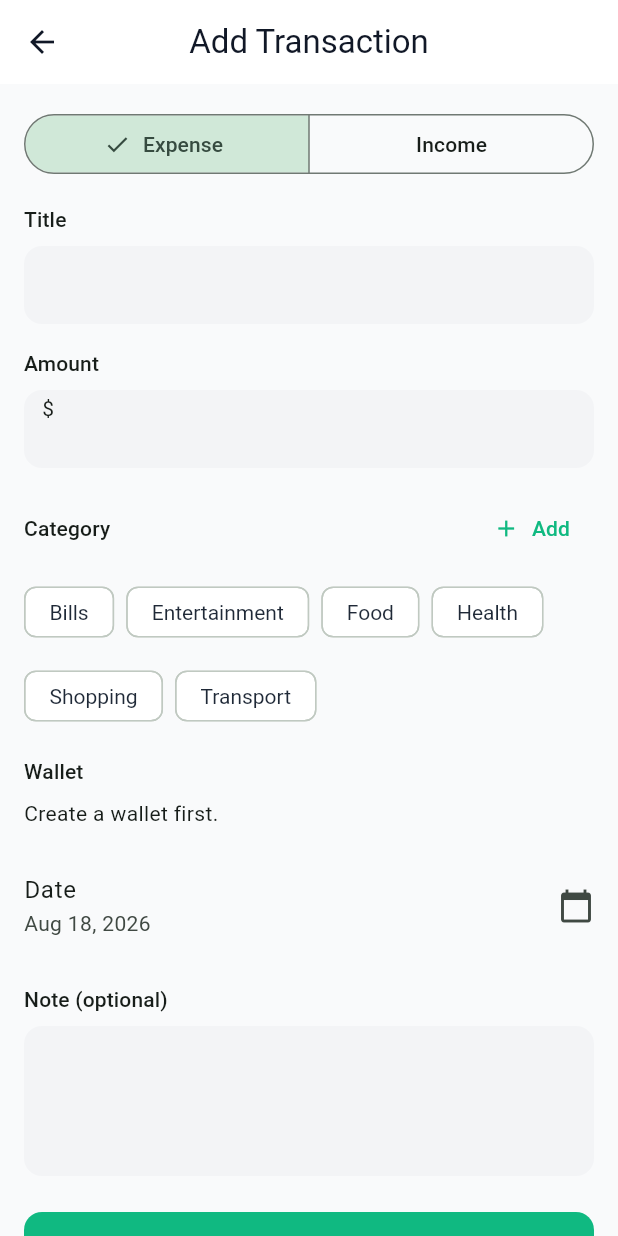
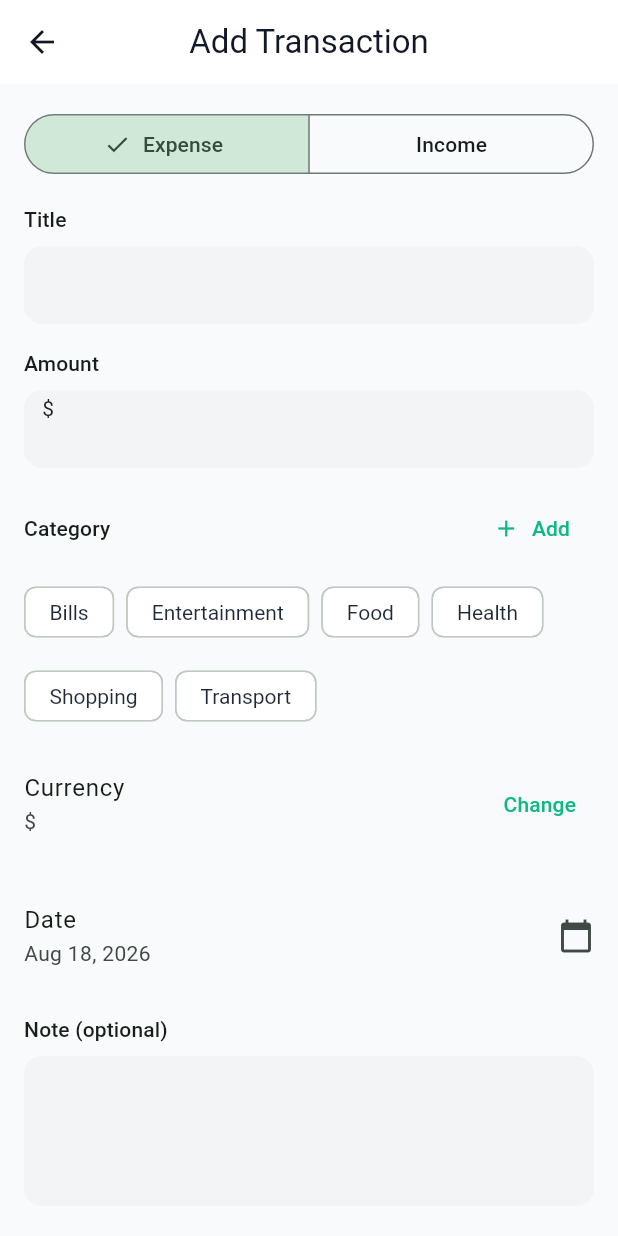
Before and after one commit to Haiderdogar/expensetracker, a Flutter app: the AddTransactionScreen screen opened directly, on a phone screen of 412 x 824 dp. Run offline on Flutter 3.47's test engine with Material 3 defaults, Android fonts, the phone set to English and light mode, and no system bars; our stand-ins replace file_picker, fl_chart, flutter_riverpod, flutter_secure_storage, local_auth, riverpod_annotation and 3 more; missing offline and left inert: currency_picker; accounts and stored records are empty; generated files the repository leaves out were written again.

Commit message:
Remove wallet selection from AddTransaction; integrate currency_picker and persist selection; update save logic (remove walletId)
Co-authored-by: Copilot <223556219+Copilot@users.noreply.github.com>

```diff
--- a/lib/views/transactions/add_transaction_screen.dart
+++ b/lib/views/transactions/add_transaction_screen.dart
@@ -6,6 +6,7 @@ import '../../core/utils/formatters.dart';
 import '../../providers/category_provider.dart';
 import '../../providers/transaction_provider.dart';
 import '../../providers/wallet_provider.dart';
+import 'package:currency_picker/currency_picker.dart';
 import '../../providers/database_provider.dart';
 import '../../providers/auth_provider.dart';
 import '../../widgets/custom_button.dart';
@@ -20,7 +21,6 @@ final _amountProvider = StateProvider.autoDispose<String>((ref) => '');
 final _noteProvider = StateProvider.autoDispose<String>((ref) => '');
 final _typeProvider = StateProvider.autoDispose<String>((ref) => 'expense');
 final _categoryIdProvider = StateProvider.autoDispose<String?>((ref) => null);
-final _walletIdProvider = StateProvider.autoDispose<String?>((ref) => null);
 final _dateProvider = StateProvider.autoDispose<DateTime>(
   (ref) => DateTime.now(),
 );
@@ -56,12 +56,10 @@ class AddTransactionScreen extends StatelessWidget {
         final note = ref.watch(_noteProvider);
         final type = ref.watch(_typeProvider);
         final categoryId = ref.watch(_categoryIdProvider);
-        final walletId = ref.watch(_walletIdProvider);
         final date = ref.watch(_dateProvider);
         final loading = ref.watch(_loadingProvider);
 
         final categoriesAsync = ref.watch(categoriesProvider);
-        final walletsAsync = ref.watch(walletsProvider);
 
         final categories = (categoriesAsync.value ?? [])
             .where((c) => c.type == type)
@@ -81,9 +79,9 @@ class AddTransactionScreen extends StatelessWidget {
 
         Future<void> save() async {
           if (!formKey.currentState!.validate()) return;
-          if (categoryId == null || walletId == null) {
+          if (categoryId == null) {
             ScaffoldMessenger.of(context).showSnackBar(
-              const SnackBar(content: Text('Select category and wallet')),
+              const SnackBar(content: Text('Select category')),
             );
             return;
           }
@@ -100,7 +98,6 @@ class AddTransactionScreen extends StatelessWidget {
                   amount: parsedAmount,
                   type: type,
                   categoryId: categoryId,
-                  walletId: walletId,
                   date: Formatters.isoDateTimeWithCurrentTime(date),
                   note: note.trim().isEmpty ? null : note.trim(),
                 ),
@@ -111,7 +108,6 @@ class AddTransactionScreen extends StatelessWidget {
                 amount: parsedAmount,
                 type: type,
                 categoryId: categoryId,
-                walletId: walletId,
                 date: Formatters.isoDateTimeWithCurrentTime(date),
                 note: note.trim().isEmpty ? null : note.trim(),
               );
@@ -284,47 +280,51 @@ class AddTransactionScreen extends StatelessWidget {
                     );
                   },
                 ),
-                const SizedBox(height: 16),
-                Text(
-                  AppStrings.wallet,
-                  style: Theme.of(context).textTheme.labelLarge,
+                const SizedBox(height: 12),
+                // Currency picker
+                ListTile(
+                  contentPadding: EdgeInsets.zero,
+                  title: const Text('Currency'),
+                  subtitle: Text(ref.watch(currencySymbolProvider).value ?? '\$'),
+                  trailing: TextButton(
+                    onPressed: () {
+                      showCurrencyPicker(
+                        context: context,
+                        showFlag: true,
+                        showCurrencyName: true,
+                        showCurrencyCode: true,
+                        showSearchField: true,
+                        theme: CurrencyPickerThemeData(
+                          flagSize: 24,
+                          titleTextStyle: Theme.of(context).textTheme.titleMedium,
+                          subtitleTextStyle: Theme.of(context).textTheme.bodySmall?.copyWith(color: Theme.of(context).hintColor),
+                          bottomSheetHeight: MediaQuery.of(context).size.height * 0.6,
+                          inputDecoration: InputDecoration(
+                            labelText: 'Search',
+                            hintText: 'Start typing to search',
+                            prefixIcon: const Icon(Icons.search),
+                            border: OutlineInputBorder(
+                              borderSide: BorderSide(
+                                color: Theme.of(context).hintColor.withOpacity(0.2),
                               ),
-                const SizedBox(height: 8),
-                walletsAsync.when(
-                  loading: () => const LinearProgressIndicator(),
-                  error: (e, _) => Text(e.toString()),
-                  data: (wallets) {
-                    if (wallets.isEmpty) {
-                      return const Text('Create a wallet first.');
-                    }
-                    final defaultWalletId = walletId ?? wallets.first.id;
-                    if (walletId == null) {
-                      WidgetsBinding.instance.addPostFrameCallback((_) {
-                        ref.read(_walletIdProvider.notifier).state =
-                            defaultWalletId;
-                      });
-                    }
-                    return Wrap(
-                      spacing: 8,
-                      runSpacing: 8,
-                      children: wallets.map<Widget>((w) {
-                        final selected = (walletId ?? defaultWalletId) == w.id;
-                        return ChoiceChip(
-                          label: Text(w.name),
-                          selected: selected,
-                          onSelected: (_) async {
-                            ref.read(_walletIdProvider.notifier).state = w.id;
-                            ref.read(selectedWalletIdProvider.notifier).state = w.id;
+                            ),
+                          ),
+                        ),
+                        onSelect: (Currency currency) async {
+                          // Save symbol and code in settings
                           try {
-                              await ref.read(databaseHelperProvider).setSelectedWalletId(w.id);
+                            await ref.read(databaseHelperProvider).setCurrencySymbol(currency.symbol);
+                            await ref.read(databaseHelperProvider).setSetting('currency_code', currency.code);
+                            ref.invalidate(currencySymbolProvider);
+                            if (context.mounted) ScaffoldMessenger.of(context).showSnackBar(SnackBar(content: Text('Currency set to ${currency.code}')));
                           } catch (e) {
                             if (context.mounted) ScaffoldMessenger.of(context).showSnackBar(SnackBar(content: Text(e.toString())));
                           }
                         },
                       );
-                      }).toList(),
-                    );
                     },
+                    child: const Text('Change'),
+                  ),
                 ),
                 const SizedBox(height: 16),
                 ListTile(
--- a/pubspec.yaml
+++ b/pubspec.yaml
@@ -24,6 +24,7 @@ dependencies:
   crypto: ^3.0.7
   file_picker: ^10.3.8
   share_plus: ^10.1.4
+  currency_picker: ^2.0.22
 
 dev_dependencies:
   flutter_test:
```
Lines whose indentation alone changed are shown as unchanged.
